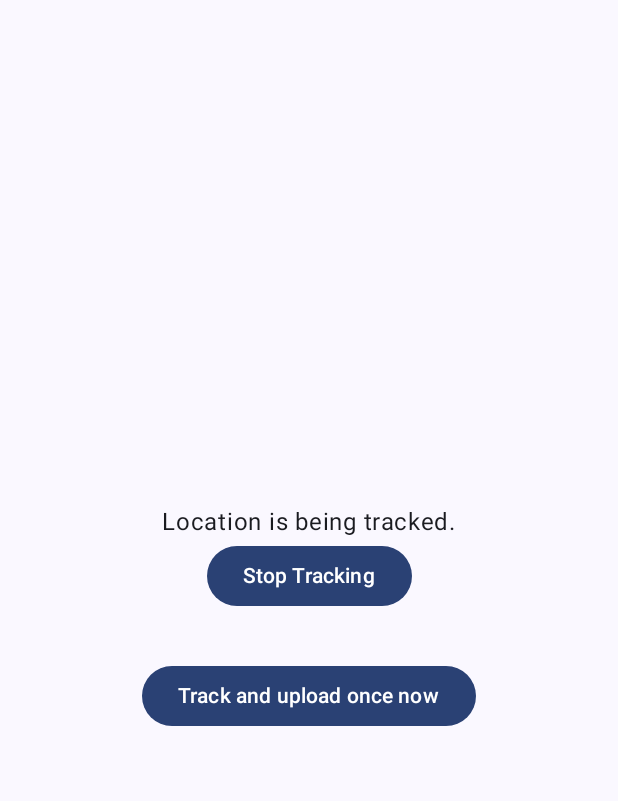
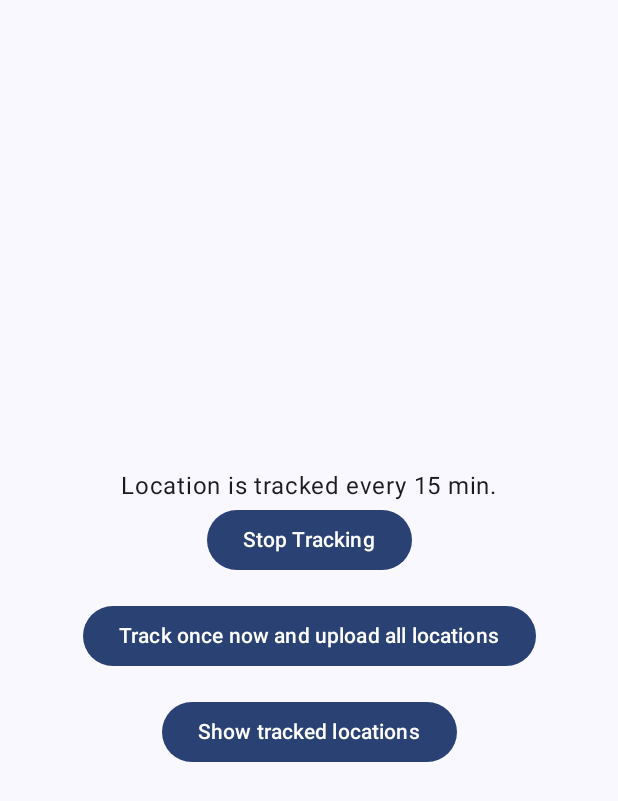
Before and after one commit to lchristmann/Tracker, an Android app built with Jetpack Compose: the screen it shows after launch (MainActivity), after a tap on "Start Tracking", on a phone screen of 412 x 824 dp. Shown: the top 801 px of the screen. Run offline under Robolectric (Android 15) with nearby library versions, the phone set to English and light mode, and no system bars; 1 statement that could not run was skipped.

```diff
--- a/app/src/main/AndroidManifest.xml
+++ b/app/src/main/AndroidManifest.xml
@@ -21,7 +21,6 @@
         <activity
             android:name=".MainActivity"
             android:exported="true"
-            android:label="@string/app_name"
             android:theme="@style/Theme.Tracker">
             <intent-filter>
                 <action android:name="android.intent.action.MAIN" />
@@ -29,6 +28,7 @@
                 <category android:name="android.intent.category.LAUNCHER" />
             </intent-filter>
         </activity>
+        <activity android:name=".LocationsActivity" />
     </application>
 
 </manifest>
--- a/app/src/main/java/com/lchristmann/tracker/LocationDao.kt
+++ b/app/src/main/java/com/lchristmann/tracker/LocationDao.kt
@@ -15,4 +15,7 @@ interface LocationDao {
 
     @Query("UPDATE location_table SET synced = 1 WHERE id = :id")
     suspend fun markLocationSynced(id: Int)
+
+    @Query("SELECT * FROM location_table ORDER BY id DESC LIMIT 50")
+    suspend fun getLastFiftyLocationsDesc(): List<LocationEntity>
 }
--- a/app/src/main/java/com/lchristmann/tracker/LocationRepository.kt
+++ b/app/src/main/java/com/lchristmann/tracker/LocationRepository.kt
@@ -14,4 +14,8 @@ class LocationRepository(private val locationDao: LocationDao) {
         locationDao.markLocationSynced(id)
     }
 
+    suspend fun getLastFiftyLocationsDesc(): List<LocationEntity> {
+        return locationDao.getLastFiftyLocationsDesc()
+    }
+
 }
--- a/app/src/main/java/com/lchristmann/tracker/MainActivity.kt
+++ b/app/src/main/java/com/lchristmann/tracker/MainActivity.kt
@@ -2,6 +2,7 @@ package com.lchristmann.tracker
 
 import android.Manifest
 import android.content.Context
+import android.content.Intent
 import android.os.Bundle
 import android.util.Log
 import android.widget.Toast
@@ -137,7 +138,7 @@ fun LocationDisplay(
 
         // If tracking is active, show the "Stop Tracking" button, else show the "Start Tracking" button
         if (viewModel.isTracking.value) {
-            Text(text = "Location is being tracked.")
+            Text(text = "Location is tracked every 15 min.")
             Button(onClick = {
                 WorkManager.getInstance(context).cancelUniqueWork("LocationTracking")
                 viewModel.stopTracking()
@@ -158,10 +159,11 @@ fun LocationDisplay(
             }) { Text(text = "Start Tracking") }
         }
 
-        Spacer(modifier = Modifier.height(32.dp))
+        Spacer(modifier = Modifier.height(16.dp))
+
         // A button to do a single tracking action after a 20s delay
         Button(onClick = {
-            Log.d("MainActivity.kt", "Track and upload once now clicked")
+            Log.d("MainActivity.kt", "Track once now and upload all locations clicked")
             if (locationUtils.hasLocationPermission(context) && locationUtils.hasBackgroundLocationPermission(context)) {
                 val oneTimeRequest = OneTimeWorkRequestBuilder<LocationWorker>().build()
                 WorkManager.getInstance(context).enqueue(oneTimeRequest)
@@ -173,7 +175,13 @@ fun LocationDisplay(
                     )
                 )
             }
-        }) { Text(text = "Track and upload once now") }
+        }) { Text(text = "Track once now and upload all locations") }
+
+        Spacer(modifier = Modifier.height(16.dp))
+
+        Button(onClick = {
+            context.startActivity(Intent(context, LocationsActivity::class.java))
+        }) { Text(text = "Show tracked locations") }
 
     }
 }
```
Also changed, not shown: app/src/main/java/com/lchristmann/tracker/LocationsActivity.kt (added, +104 -0 lines), 2 other files.
